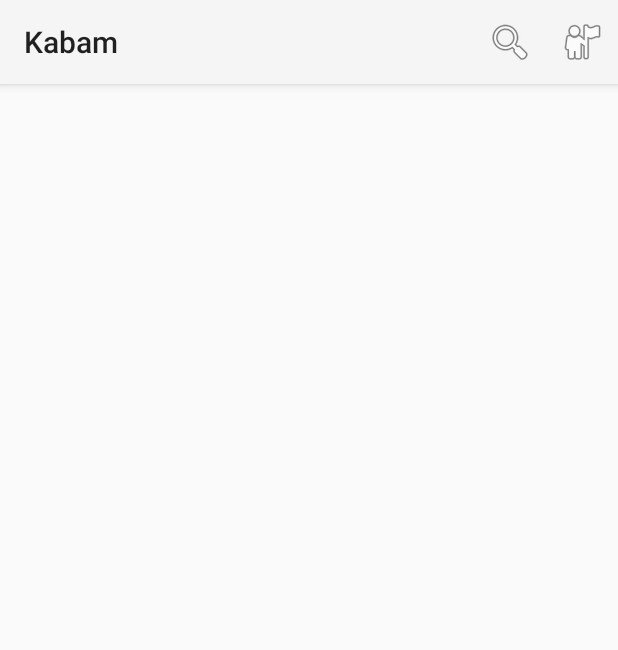
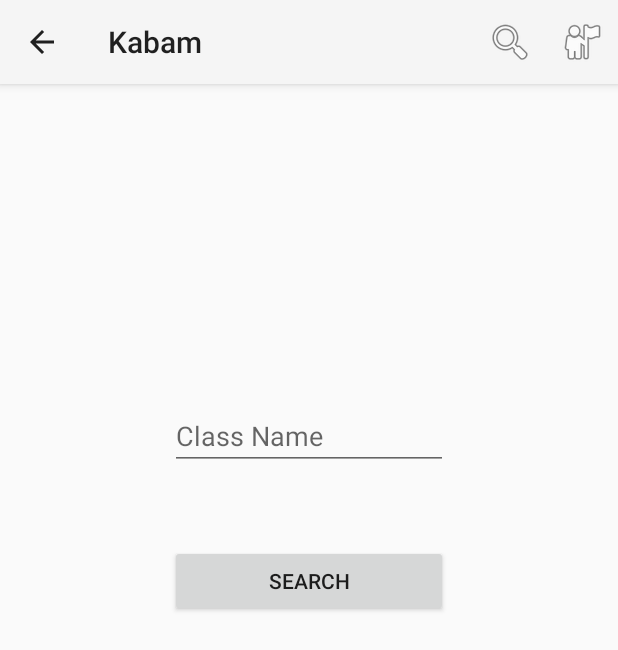
Before and after one commit to alalexl/Kabam, an Android app: the MainActivity screen opened directly, with no data from a screen before it, after a tap on "Search", on a phone screen of 412 x 824 dp. Shown: the top 650 px of the screen. Run offline under Robolectric (Android 15) with nearby library versions, the phone set to English and light mode, and no system bars; libraries missing offline, so code that uses them is left out: com.facebook; 4 statements that could not run were skipped.

Commit message:
Search page added

```diff
--- a/Kabam/app/build.gradle
+++ b/Kabam/app/build.gradle
@@ -1,13 +1,13 @@
 apply plugin: 'com.android.application'
 
 android {
-    compileSdkVersion 23
-    buildToolsVersion "23.0.1"
+    compileSdkVersion 22
+    buildToolsVersion "22.0.1"
 
     defaultConfig {
         applicationId "com.kabam.kabam"
         minSdkVersion 21
-        targetSdkVersion 23
+        targetSdkVersion 22
         versionCode 1
         versionName "1.0"
     }
--- a/Kabam/app/src/main/java/com/kabam/kabam/MainActivity.java
+++ b/Kabam/app/src/main/java/com/kabam/kabam/MainActivity.java
@@ -71,7 +71,11 @@ public class MainActivity extends FragmentActivity {
                 }
                 return true;
 
-            case R.id.action_search:
+            case R.id.action_search: //if search is clicked
+                FragmentTransaction ft = getSupportFragmentManager().beginTransaction();
+                ft.replace(R.id.fragmentContainer, new Search(this) );
+                ft.addToBackStack("search");
+                ft.commit();
 
                 return true;
 
--- /dev/null
+++ b/Kabam/app/src/main/java/com/kabam/kabam/Search.java
@@ -0,0 +1,66 @@
+package com.kabam.kabam;
+
+
+import android.app.AlertDialog;
+import android.content.DialogInterface;
+import android.os.Bundle;
+import android.support.v4.app.Fragment;
+import android.util.Log;
+import android.view.LayoutInflater;
+import android.view.View;
+import android.view.ViewGroup;
+import android.widget.Button;
+import android.widget.EditText;
+import android.widget.Toast;
+
+/**
+ * Created by SmrtAsian on 11/20/15.
+ */
+public class Search extends Fragment{
+    private MainActivity activity;
+
+    public Search(){
+
+    }
+
+    public Search(MainActivity activity){
+        this.activity = activity;
+    }
+
+    public View onCreateView(LayoutInflater inflater, ViewGroup container, Bundle savedInstanceState) {
+        View view = inflater.inflate(R.layout.search, container, false);
+
+        Button searchButton = (Button)view.findViewById(R.id.searchButton);
+        final EditText searchField = (EditText)view.findViewById(R.id.searchField);
+
+        searchButton.setOnClickListener(new View.OnClickListener() {
+            @Override
+            public void onClick(View v) {
+                Log.d("Message", "Button was pushed");
+                if (!searchField.getText().toString().matches("")){ //if search field is not empty
+                    Log.d("Message", "Search field was notyempty");
+                }
+                else{ //search field cannot be empty
+                    Log.d("Message", "Search field was empty");
+                    displayErrorMessage("You cannot leave search field field empty!");
+
+                }
+
+                // getActivity().getSupportFragmentManager().popBackStack();
+            }
+        });
+        return view;
+    }
+
+    private void displayErrorMessage(String message) {
+        AlertDialog alertDialog = new AlertDialog.Builder(this.getActivity()).create();
+        alertDialog.setTitle("Login Error");
+        alertDialog.setMessage(message);
+        alertDialog.setButton(AlertDialog.BUTTON_NEUTRAL, "OK", new DialogInterface.OnClickListener() {
+            public void onClick(DialogInterface dialog, int which) {
+                dialog.dismiss();
+            }
+        });
+        alertDialog.show();
+    }
+}
--- /dev/null
+++ b/Kabam/app/src/main/res/layout/search.xml
@@ -0,0 +1,37 @@
+<?xml version="1.0" encoding="utf-8"?>
+<LinearLayout xmlns:android="http://schemas.android.com/apk/res/android"
+    android:orientation="vertical" android:layout_width="match_parent"
+    android:layout_height="match_parent"
+    android:gravity="center"
+    >
+
+    <LinearLayout
+        android:layout_width="wrap_content"
+        android:layout_height="wrap_content"
+        android:orientation="vertical"
+        android:layout_marginBottom="200dp"
+
+        >
+        <EditText
+            android:layout_width="185dp"
+            android:layout_height="wrap_content"
+            android:hint="Class Name"
+            android:id="@+id/searchField"
+            android:layout_gravity="center_horizontal"
+            android:layout_centerHorizontal="true"
+            android:layout_marginBottom="50dp"
+            />
+
+        <Button
+            android:layout_width="185dp"
+            android:layout_height="wrap_content"
+            android:text="Search"
+            android:id="@+id/searchButton"
+            />
+
+
+    </LinearLayout>
+
+
+
+</LinearLayout>
```
Also changed, not shown: Kabam/app/src/main/java/com/kabam/kabam/Profile.java (+0 -31 lines), 1 other file.
